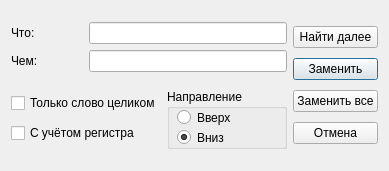
Qt form app/rdo_studio/res/ui/find_replace_dialog.ui (aurusov/rdo_studio) before a commit.
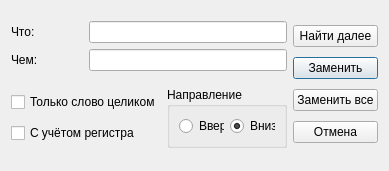
The same form after that commit.

Commit message: Изменен GUI диалога find_replace

Patch:
```diff
--- a/app/rdo_studio/res/ui/find_replace_dialog.ui
+++ b/app/rdo_studio/res/ui/find_replace_dialog.ui
@@ -103,28 +103,17 @@
      <property name="title">
       <string>Направление</string>
      </property>
+     <layout class="QHBoxLayout" name="horizontalLayout">
+
+      <item>
      <widget class="QRadioButton" name="directionUp">
-      <property name="geometry">
-       <rect>
-        <x>10</x>
-        <y>20</y>
-        <width>82</width>
-        <height>17</height>
-       </rect>
-      </property>
       <property name="text">
        <string>Вверх</string>
       </property>
      </widget>
+      </item>
+      <item>
      <widget class="QRadioButton" name="directionDown">
-      <property name="geometry">
-       <rect>
-        <x>10</x>
-        <y>40</y>
-        <width>82</width>
-        <height>17</height>
-       </rect>
-      </property>
       <property name="text">
        <string>Вниз</string>
       </property>
@@ -132,6 +121,8 @@
        <bool>true</bool>
       </property>
      </widget>
+      </item>
+     </layout>
     </widget>
    </item>
   </layout>
```
Lines whose indentation alone changed are shown as unchanged.
